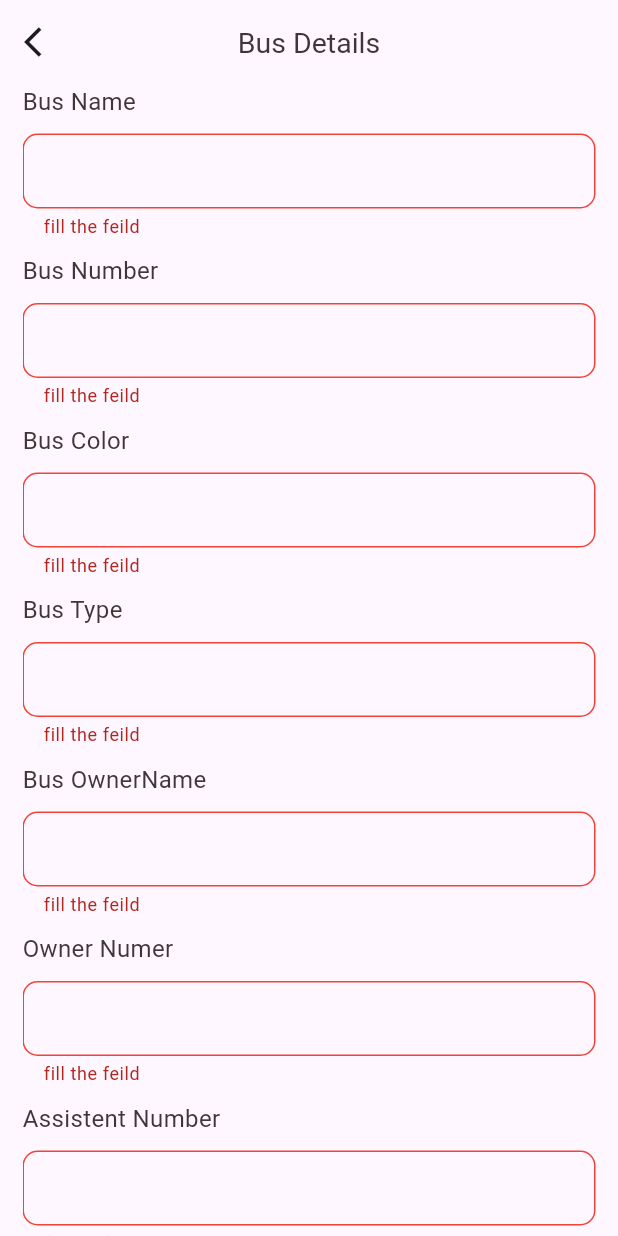
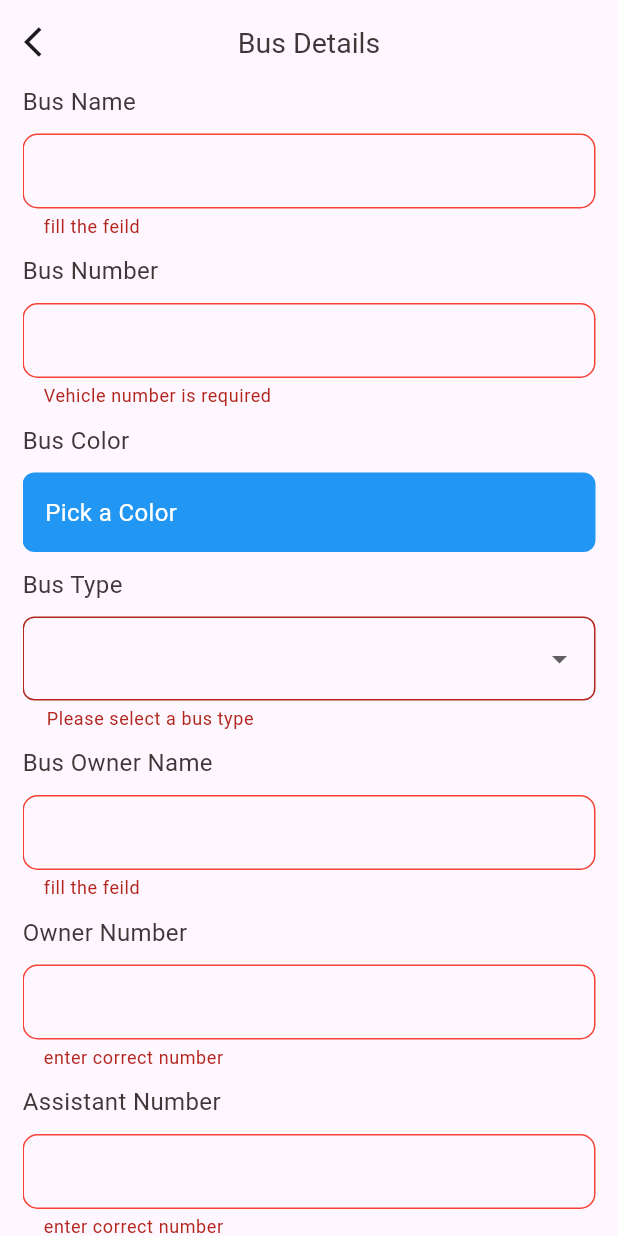
Before and after one commit to Anshif-P/K_Bus_Driver_App, a Flutter app: the ScreenAddBus screen opened directly, after a tap on "Add", on a phone screen of 412 x 824 dp. Run offline on Flutter 3.47's test engine with Material 3 defaults, Android fonts, the phone set to English and light mode, and no system bars; our stand-ins replace either_dart, flutter_bloc, flutter_colorpicker, shared_preferences; accounts and stored records are empty.

```diff
--- a/lib/controller/add_bus_bloc/add_bus_bloc.dart
+++ b/lib/controller/add_bus_bloc/add_bus_bloc.dart
@@ -1,8 +1,5 @@
 import 'dart:async';
-
-import 'package:either_dart/either.dart';
 import 'package:flutter_bloc/flutter_bloc.dart';
-import 'package:k_bus_driver/network/api_service/api_service.dart';
 import 'package:k_bus_driver/network/shared_preferences/shared_pref_model.dart';
 import 'package:k_bus_driver/repositories/bus_repo.dart';
 
--- /dev/null
+++ b/lib/controller/forgot_pass_bloc/forgot_password_bloc.dart
@@ -0,0 +1,26 @@
+import 'dart:async';
+
+import 'package:flutter_bloc/flutter_bloc.dart';
+import 'package:k_bus_driver/repositories/authentication_repo.dart';
+
+part 'forgot_password_event.dart';
+part 'forgot_password_state.dart';
+
+class ForgotPasswordBloc
+    extends Bloc<ForgotPasswordEvent, ForgotPasswordState> {
+  ForgotPasswordBloc() : super(ForgotPasswordInitial()) {
+    on<ForgotUserPasswordEvent>(forgorPassword);
+  }
+
+  FutureOr<void> forgorPassword(
+      ForgotUserPasswordEvent event, Emitter<ForgotPasswordState> emit) async {
+    emit(ForgotUserPasswordLoadingState());
+    final either =
+        await AuthenticationRepo().forgorPassword({'email': event.email});
+    either.fold(
+        (error) => emit(ForgotUserPasswordFailedState(message: error.message)),
+        (response) {
+      emit(ForgotUserPasswordSuccessState(message: response['message']));
+    });
+  }
+}
--- /dev/null
+++ b/lib/controller/forgot_pass_bloc/forgot_password_event.dart
@@ -0,0 +1,9 @@
+part of 'forgot_password_bloc.dart';
+
+abstract class ForgotPasswordEvent {}
+
+final class ForgotUserPasswordEvent extends ForgotPasswordEvent {
+  final String email;
+
+  ForgotUserPasswordEvent({required this.email});
+}
--- /dev/null
+++ b/lib/controller/forgot_pass_bloc/forgot_password_state.dart
@@ -0,0 +1,19 @@
+part of 'forgot_password_bloc.dart';
+
+abstract class ForgotPasswordState {}
+
+final class ForgotPasswordInitial extends ForgotPasswordState {}
+
+final class ForgotUserPasswordSuccessState extends ForgotPasswordState {
+  final String message;
+
+  ForgotUserPasswordSuccessState({required this.message});
+}
+
+final class ForgotUserPasswordFailedState extends ForgotPasswordState {
+  final String message;
+
+  ForgotUserPasswordFailedState({required this.message});
+}
+
+final class ForgotUserPasswordLoadingState extends ForgotPasswordState {}
--- a/lib/controller/login_bloc/login_bloc.dart
+++ b/lib/controller/login_bloc/login_bloc.dart
@@ -1,5 +1,4 @@
 import 'dart:async';
-
 import 'package:flutter_bloc/flutter_bloc.dart';
 import 'package:k_bus_driver/network/shared_preferences/shared_pref_model.dart';
 import 'package:k_bus_driver/repositories/authentication_repo.dart';
--- a/lib/main.dart
+++ b/lib/main.dart
@@ -1,6 +1,7 @@
 import 'package:flutter/material.dart';
 import 'package:flutter_bloc/flutter_bloc.dart';
 import 'package:k_bus_driver/controller/add_bus_bloc/add_bus_bloc.dart';
+import 'package:k_bus_driver/controller/forgot_pass_bloc/forgot_password_bloc.dart';
 import 'package:k_bus_driver/controller/login_bloc/login_bloc.dart';
 import 'package:k_bus_driver/controller/signup_bloc/signup_bloc.dart';
 import 'package:k_bus_driver/controller/user_bloc/user_bloc.dart';
@@ -31,6 +32,9 @@ class MyApp extends StatelessWidget {
         ),
         BlocProvider(
           create: (context) => AddBusBloc(),
+        ),
+        BlocProvider(
+          create: (context) => ForgotPasswordBloc(),
         )
       ],
       child: const MaterialApp(
--- a/lib/repositories/authentication_repo.dart
+++ b/lib/repositories/authentication_repo.dart
@@ -4,7 +4,9 @@ import 'package:k_bus_driver/util/typedef/type_def.dart';
 
 class AuthenticationRepo {
   EitherResponse singUpUser(map) async =>
-      ApiService.postApi(AppUrl().baseUrl + AppUrl().register, map);
+      ApiService.postApi(AppUrl.baseUrl + AppUrl.register, map);
   EitherResponse loginUser(map) async =>
-      ApiService.postApi(AppUrl().baseUrl + AppUrl().login, map);
+      ApiService.postApi(AppUrl.baseUrl + AppUrl.login, map);
+  EitherResponse forgorPassword(map) async =>
+      ApiService.postApi(AppUrl.baseUrl + AppUrl.forgorPassword, map);
 }
--- a/lib/repositories/bus_repo.dart
+++ b/lib/repositories/bus_repo.dart
@@ -4,5 +4,5 @@ import 'package:k_bus_driver/util/typedef/type_def.dart';
 
 class BusRepositories {
   EitherResponse addBusDetails(map, token) async =>
-      ApiService.postApi(AppUrl().baseUrl + AppUrl().addBusDetails, map, token);
+      ApiService.postApi(AppUrl.baseUrl + AppUrl.addBusDetails, map, token);
 }
--- a/lib/util/app_exception/app_exception.dart
+++ b/lib/util/app_exception/app_exception.dart
@@ -12,5 +12,7 @@ class RequestTimeOutException extends AppException {
 }
 
 class BadRequestException extends AppException {
-  BadRequestException() : super('somthing went wrong');
+  BadRequestException(
+    super.message,
+  );
 }
--- a/lib/util/validation/validation.dart
+++ b/lib/util/validation/validation.dart
@@ -1,11 +1,15 @@
 class Validations {
-  static String? emailValidation(String? value) {
+  static String? emailOrNumberValidation(String? value) {
+    RegExp numberRegExp = RegExp(r'^\d+$');
     RegExp emailRegExp = RegExp(r'^[\w-]+(\.[\w-]+)*@[\w-]+(\.[\w-]+)+$');
-    if (value == null || !emailRegExp.hasMatch(value)) {
-      return 'Enter a correct email address';
-    } else {
-      return null;
+
+    if (value == null || value.isEmpty) {
+      return 'Please enter an email or a phone number';
     }
+    if (!emailRegExp.hasMatch(value) && !numberRegExp.hasMatch(value)) {
+      return 'Enter a correct email address or phone number';
+    }
+    return null;
   }
 
   static String? isPassword(String? value) {
@@ -36,6 +40,17 @@ class Validations {
     }
   }
 
+  static String? vehicleNumberValidation(String? value) {
+    RegExp vehicleRegExp = RegExp(r'^[A-Z]{2}\s\d{1,2}\s[A-Z]{0,2}\s?\d{4}$');
+
+    if (value == null || value.isEmpty) {
+      return 'Vehicle number is required';
+    } else if (!vehicleRegExp.hasMatch(value)) {
+      return 'Enter a valid vehicle number (e.g., KL 84 2046)';
+    }
+    return null;
+  }
+
   static String? conformPasswordValidation(password, conPassword) {
     if (password != conPassword || password == null || password == '') {
       return 'enter correct password';
--- a/lib/view/screen_add_bus.dart
+++ b/lib/view/screen_add_bus.dart
@@ -1,25 +1,35 @@
 import 'package:flutter/material.dart';
 import 'package:flutter_bloc/flutter_bloc.dart';
+import 'package:flutter_colorpicker/flutter_colorpicker.dart';
 import 'package:k_bus_driver/controller/add_bus_bloc/add_bus_bloc.dart';
 import 'package:k_bus_driver/util/constance/text_style.dart';
 import 'package:k_bus_driver/util/snack_bar/snack_bar.dart';
 import 'package:k_bus_driver/util/validation/validation.dart';
 import 'package:k_bus_driver/view/screen_add_routes.dart';
-import 'package:k_bus_driver/view/screen_login.dart';
 import 'package:k_bus_driver/widgets/comman/button.dart';
 import 'package:k_bus_driver/widgets/comman/textfield.dart';
 
 class ScreenAddBus extends StatelessWidget {
   ScreenAddBus({super.key});
-  TextEditingController busNameController = TextEditingController();
-  TextEditingController busNumberController = TextEditingController();
-  TextEditingController busColorController = TextEditingController();
-  TextEditingController busTypeController = TextEditingController();
-  TextEditingController ownerNameController = TextEditingController();
-  TextEditingController ownerPhoneController = TextEditingController();
-  TextEditingController assistentPhoneController = TextEditingController();
-  GlobalKey<FormState> addBusKey = GlobalKey<FormState>();
-  bool isLoading = false;
+
+  final TextEditingController busNameController = TextEditingController();
+  final TextEditingController busNumberController = TextEditingController();
+  final TextEditingController ownerNameController = TextEditingController();
+  final TextEditingController ownerPhoneController = TextEditingController();
+  final TextEditingController assistentPhoneController =
+      TextEditingController();
+  final GlobalKey<FormState> addBusKey = GlobalKey<FormState>();
+
+  final ValueNotifier<String?> selectedBusTypeNotifier = ValueNotifier(null);
+  final ValueNotifier<Color> selectedColorNotifier = ValueNotifier(Colors.blue);
+
+  final List<String> busTypes = [
+    'Super Fast',
+    'Limited Stop',
+    'Local',
+  ];
+  final ValueNotifier<bool> isLoadingNotifier = ValueNotifier(false);
+
   @override
   Widget build(BuildContext context) {
     return Scaffold(
@@ -60,7 +70,8 @@ class ScreenAddBus extends StatelessWidget {
                   padding: const EdgeInsets.symmetric(vertical: 10),
                   child: TextFieldWidget(
                     controller: busNumberController,
-                    validator: (value) => Validations.emtyValidation(value),
+                    validator: (value) =>
+                        Validations.vehicleNumberValidation(value),
                   ),
                 ),
                 Text(
@@ -69,9 +80,24 @@ class ScreenAddBus extends StatelessWidget {
                 ),
                 Padding(
                   padding: const EdgeInsets.symmetric(vertical: 10),
-                  child: TextFieldWidget(
-                    controller: busColorController,
-                    validator: (value) => Validations.emtyValidation(value),
+                  child: ValueListenableBuilder<Color>(
+                    valueListenable: selectedColorNotifier,
+                    builder: (context, color, _) => GestureDetector(
+                      onTap: () => pickColor(context),
+                      child: Container(
+                        width: double.infinity,
+                        padding: const EdgeInsets.all(15),
+                        decoration: BoxDecoration(
+                          color: color,
+                          borderRadius: BorderRadius.circular(8),
+                        ),
+                        child: Text(
+                          'Pick a Color',
+                          style:
+                              AppText.mediumdark.copyWith(color: Colors.white),
+                        ),
+                      ),
+                    ),
                   ),
                 ),
                 Text(
@@ -80,13 +106,32 @@ class ScreenAddBus extends StatelessWidget {
                 ),
                 Padding(
                   padding: const EdgeInsets.symmetric(vertical: 10),
-                  child: TextFieldWidget(
-                    controller: busTypeController,
-                    validator: (value) => Validations.emtyValidation(value),
+                  child: ValueListenableBuilder<String?>(
+                    valueListenable: selectedBusTypeNotifier,
+                    builder: (context, selectedBusType, _) =>
+                        DropdownButtonFormField<String>(
+                      value: selectedBusType,
+                      items: busTypes.map((String type) {
+                        return DropdownMenuItem<String>(
+                          value: type,
+                          child: Text(type),
+                        );
+                      }).toList(),
+                      onChanged: (String? newValue) {
+                        selectedBusTypeNotifier.value = newValue;
+                      },
+                      decoration: InputDecoration(
+                        border: OutlineInputBorder(
+                          borderRadius: BorderRadius.circular(8),
+                        ),
+                      ),
+                      validator: (value) =>
+                          value == null ? 'Please select a bus type' : null,
+                    ),
                   ),
                 ),
                 Text(
-                  'Bus OwnerName',
+                  'Bus Owner Name',
                   style: AppText.mediumdark,
                 ),
                 Padding(
@@ -97,7 +142,7 @@ class ScreenAddBus extends StatelessWidget {
                   ),
                 ),
                 Text(
-                  'Owner Numer',
+                  'Owner Number',
                   style: AppText.mediumdark,
                 ),
                 Padding(
@@ -105,11 +150,11 @@ class ScreenAddBus extends StatelessWidget {
                   child: TextFieldWidget(
                     isNumber: true,
                     controller: ownerPhoneController,
-                    validator: (value) => Validations.emtyValidation(value),
+                    validator: (value) => Validations.numberValidation(value),
                   ),
                 ),
                 Text(
-                  'Assistent Number',
+                  'Assistant Number',
                   style: AppText.mediumdark,
                 ),
                 Padding(
@@ -117,7 +162,7 @@ class ScreenAddBus extends StatelessWidget {
                   child: TextFieldWidget(
                     isNumber: true,
                     controller: assistentPhoneController,
-                    validator: (value) => Validations.emtyValidation(value),
+                    validator: (value) => Validations.numberValidation(value),
                   ),
                 ),
                 const SizedBox(
@@ -126,23 +171,26 @@ class ScreenAddBus extends StatelessWidget {
                 BlocConsumer<AddBusBloc, AddBusState>(
                   listener: (context, state) {
                     if (state is AddBusDetailsSuccessState) {
-                      isLoading = false;
+                      isLoadingNotifier.value = false;
                       CustomSnackBar.showSnackBar(
-                          context, 'Bus Details Added Successfuly');
+                          context, 'Bus Details Added Successfully');
                       Navigator.of(context).pushReplacement(MaterialPageRoute(
                           builder: (context) => const ScreenAddRoutes()));
                     } else if (state is AddBusDetailsFailedState) {
-                      isLoading = false;
+                      isLoadingNotifier.value = false;
                       CustomSnackBar.showSnackBar(context, state.message);
                     } else if (state is AddBusLoadingState) {
-                      isLoading = true;
+                      isLoadingNotifier.value = true;
                     }
                   },
-                  builder: (context, state) => ButtonWidget(
-                      onpressFunction: () => addBusFnc(context),
-                      text: 'Add',
-                      loadingCheck: isLoading,
-                      colorCheck: true),
+                  builder: (context, state) => ValueListenableBuilder<bool>(
+                    valueListenable: isLoadingNotifier,
+                    builder: (context, isLoading, _) => ButtonWidget(
+                        onpressFunction: () => addBusFnc(context),
+                        text: 'Add',
+                        loadingCheck: isLoading,
+                        colorCheck: true),
+                  ),
                 ),
                 const SizedBox(
                   height: 20,
@@ -160,11 +208,36 @@ class ScreenAddBus extends StatelessWidget {
       context.read<AddBusBloc>().add(AddBusDetailsEvent(
           busName: busNameController.text,
           busNumber: busNumberController.text,
-          busColor: busColorController.text,
-          busType: busTypeController.text,
+          busColor: selectedColorNotifier.value.toString(),
+          busType: selectedBusTypeNotifier.value!,
           ownerName: ownerNameController.text,
           ownerPhone: ownerPhoneController.text,
           assistentPhon: assistentPhoneController.text));
     }
   }
+
+  void pickColor(BuildContext context) {
+    showDialog(
+      context: context,
+      builder: (context) => AlertDialog(
+        title: const Text('Pick a color'),
+        content: SingleChildScrollView(
+          child: BlockPicker(
+            pickerColor: selectedColorNotifier.value,
+            onColorChanged: (color) {
+              selectedColorNotifier.value = color;
+            },
+          ),
+        ),
+        actions: [
+          TextButton(
+            child: const Text('Close'),
+            onPressed: () {
+              Navigator.of(context).pop();
+            },
+          ),
+        ],
+      ),
+    );
+  }
 }
--- a/lib/view/screen_signup.dart
+++ b/lib/view/screen_signup.dart
@@ -57,7 +57,7 @@ class ScreenSignUp extends StatelessWidget {
                         TextFieldWidget(
                             controller: emailController,
                             validator: (value) =>
-                                Validations.emailValidation(value)),
+                                Validations.emailOrNumberValidation(value)),
                         const SizedBox(height: 10),
                         Text(
                           'Password',
--- a/lib/view/screen_splash.dart
+++ b/lib/view/screen_splash.dart
@@ -2,7 +2,6 @@ import 'package:flutter/material.dart';
 import 'package:flutter_bloc/flutter_bloc.dart';
 import 'package:k_bus_driver/controller/user_bloc/user_bloc.dart';
 import 'package:k_bus_driver/util/constance/text_style.dart';
-import 'package:k_bus_driver/view/screen_home.dart';
 import 'package:k_bus_driver/view/screen_login.dart';
 import 'package:k_bus_driver/view/screen_parent.dart';
 
--- a/pubspec.yaml
+++ b/pubspec.yaml
@@ -39,6 +39,7 @@ dependencies:
   http: ^1.2.2
   flutter_bloc: ^8.1.6
   shared_preferences: ^2.3.2
+  flutter_colorpicker: ^1.1.0
 
 dev_dependencies:
   flutter_test:
```
Also changed, not shown: lib/network/api_service/api_service.dart (+14 -16 lines), lib/util/app_url/app_url.dart (+5 -4 lines), lib/view/screen_forgotpassword.dart (added, +92 -0 lines), lib/view/screen_home.dart (+13 -0 lines), lib/view/screen_login.dart (+22 -2 lines), pubspec.lock.
